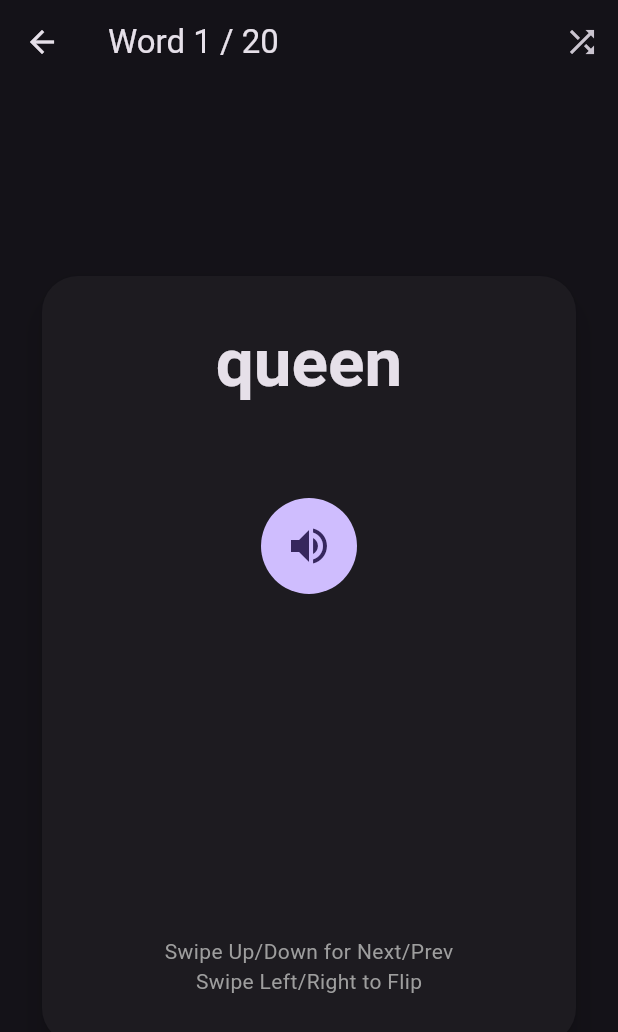
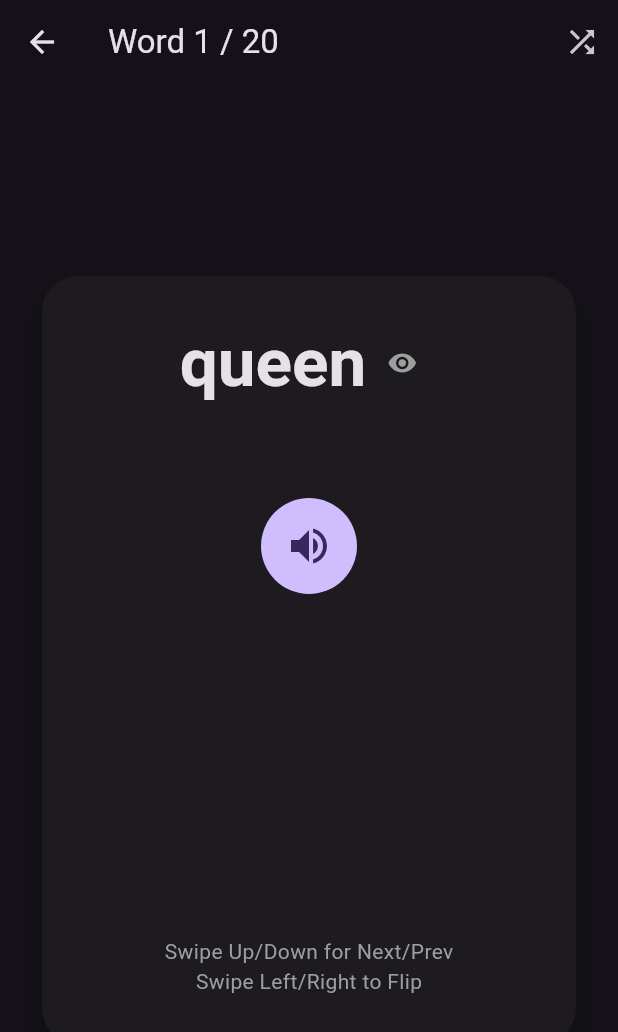
Before and after one commit to eyalmagnus/Lalyword, a Flutter app: the screen it shows after launch, after a tap on "Starter", on a phone screen of 412 x 824 dp. Shown: the top 1032 px of the screen. Run offline on Flutter 3.47's test engine with Material 3 defaults, Android fonts, the phone set to English and light mode, and no system bars; our stand-ins replace audioplayers, flutter_riverpod, shared_preferences; missing offline and left inert: gsheets, translator; network calls fail.

Commit message:
feat: Add syllable display toggle to flashcards and support syllable data with internet permission.

```diff
--- a/lalyword/lib/providers/app_providers.dart
+++ b/lalyword/lib/providers/app_providers.dart
@@ -141,9 +141,11 @@ final wordsListProvider = FutureProvider<List<WordItem>>((ref) async {
     return rawWords.map((e) {
        final english = e['english'] ?? '';
        final hebrew = e['hebrew']; // Nullable
+       final syllables = e['syllables']; // Nullable
        return WordItem(
           englishWord: english,
           hebrewWord: hebrew,
+          syllables: syllables,
        );
     }).toList();
   }
--- a/lalyword/lib/screens/flashcard_screen.dart
+++ b/lalyword/lib/screens/flashcard_screen.dart
@@ -98,11 +98,15 @@ class FlashcardContent extends ConsumerStatefulWidget {
 class _FlashcardContentState extends ConsumerState<FlashcardContent> {
   bool _isFlipped = false;
   bool _enriching = false;
+  // Local toggle state. Initialized from global settings.
+  late bool _showSyllablesLocal;
   final AudioPlayer _audioPlayer = AudioPlayer();
 
   @override
   void initState() {
     super.initState();
+    // Initialize local state from global settings
+    _showSyllablesLocal = ref.read(settingsProvider).showSyllables;
     _checkEnrichment();
   }
 
@@ -113,6 +117,8 @@ class _FlashcardContentState extends ConsumerState<FlashcardContent> {
       setState(() {
         _isFlipped = false;
         _enriching = false;
+        // Reset local state when word changes
+        _showSyllablesLocal = ref.read(settingsProvider).showSyllables;
       });
       _checkEnrichment();
     }
@@ -236,26 +242,50 @@ class _FlashcardContentState extends ConsumerState<FlashcardContent> {
                       // This implies the main "English Word" display should be the syllabified version.
 
                       Builder(builder: (context) {
-                         final settings = ref.watch(settingsProvider);
-                         final showSyllables = settings.showSyllables;
+                         // Use local state
                          final hasSyllables = widget.word.syllables != null;
 
-                         final displayText = (showSyllables && hasSyllables)
+                         var displayText = (_showSyllablesLocal && hasSyllables)
                              ? widget.word.syllables!
                              : widget.word.englishWord;
 
+                         // Single syllable check: if we are showing syllables, and there are no dots inside, add one at end.
+                         if (_showSyllablesLocal && hasSyllables && !displayText.contains('.')) {
+                           displayText = '$displayText.';
+                         }
+
                          return Column(
                            children: [
-                             Text(
-                               displayText,
-                               style: Theme.of(context).textTheme.displayMedium?.copyWith(
-                                 fontWeight: FontWeight.bold,
-                               ),
-                               textAlign: TextAlign.center,
+                             Row(
+                               mainAxisAlignment: MainAxisAlignment.center,
+                               children: [
+                                  // Invisible spacer to balance the icon if we want it strictly centered
+                                  // Or just place icon to the right/top-right
+                                  Flexible(
+                                    child: Text(
+                                      displayText,
+                                      style: Theme.of(context).textTheme.displayMedium?.copyWith(
+                                        fontWeight: FontWeight.bold,
+                                      ),
+                                      textAlign: TextAlign.center,
+                                    ),
+                                  ),
+                                  if (hasSyllables)
+                                    IconButton(
+                                      icon: Icon(
+                                        _showSyllablesLocal ? Icons.visibility_off : Icons.visibility,
+                                        size: 20,
+                                        color: Colors.grey,
+                                      ),
+                                      onPressed: () {
+                                        setState(() {
+                                          _showSyllablesLocal = !_showSyllablesLocal;
+                                        });
+                                      },
+                                      tooltip: _showSyllablesLocal ? 'Hide Syllables' : 'Show Syllables',
+                                    ),
+                               ],
                              ),
-                             // If we show syllables as main, maybe show original below? Or nothing?
-                             // User requirement is simple: "words show a dot".
-                             // So we just replace the main text.
                            ],
                          );
                       }),
```
Also changed, not shown: lalyword/lib/config/fallback_data.dart (+60 -60 lines), 1 other file.
